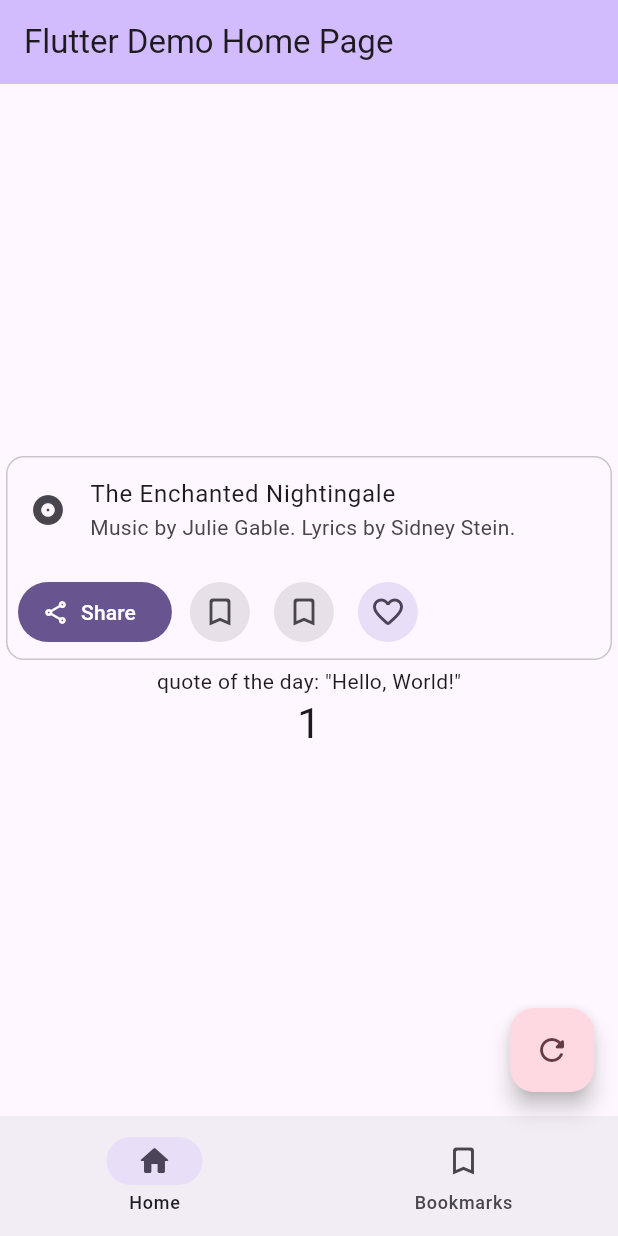
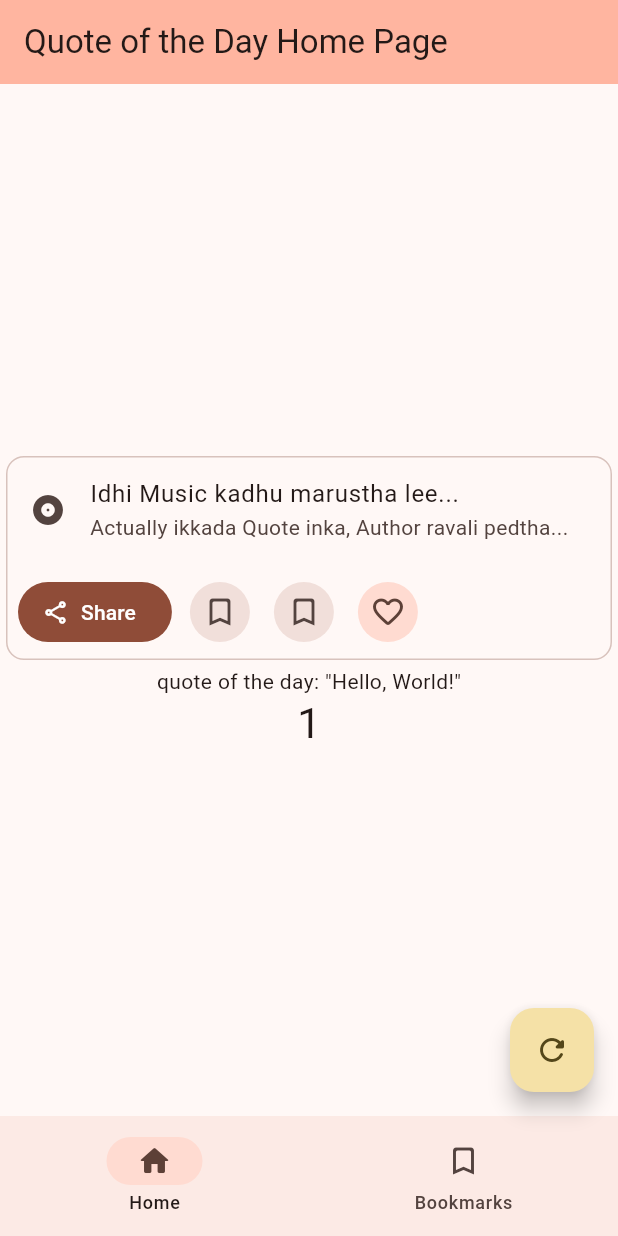
Before and after one commit to SandeepReddy0805/quote_of_the_day, a Flutter app: the screen it shows after launch, on a phone screen of 412 x 824 dp. Run offline on Flutter 3.47's test engine with Material 3 defaults, Android fonts, the phone set to English and light mode, and no system bars.

Commit message:
Update color scheme and home page title

```diff
--- a/lib/main.dart
+++ b/lib/main.dart
@@ -29,10 +29,10 @@ class MyApp extends StatelessWidget {
         //
         // This works for code too, not just values: Most code changes can be
         // tested with just a hot reload.
-        colorScheme: ColorScheme.fromSeed(seedColor: Colors.deepPurple),
+        colorScheme: ColorScheme.fromSeed(seedColor: Colors.deepOrange),
         useMaterial3: true,
       ),
-      home: const MyHomePage(title: 'Flutter Demo Home Page'),
+      home: const MyHomePage(title: 'Quote of the Day Home Page'),
     );
   }
 }
@@ -113,9 +113,9 @@ class _MyHomePageState extends State<MyHomePage> {
                 children: <Widget>[
                   const ListTile(
                     leading: Icon(Icons.album),
-                    title: Text('The Enchanted Nightingale'),
+                    title: Text('Idhi Music kadhu marustha lee...'),
                     subtitle:
-                        Text('Music by Julie Gable. Lyrics by Sidney Stein.'),
+                        Text('Actually ikkada Quote inka, Author ravali pedtha...'),
                   ),
                   ButtonBar(
                     alignment: MainAxisAlignment.start,
```
